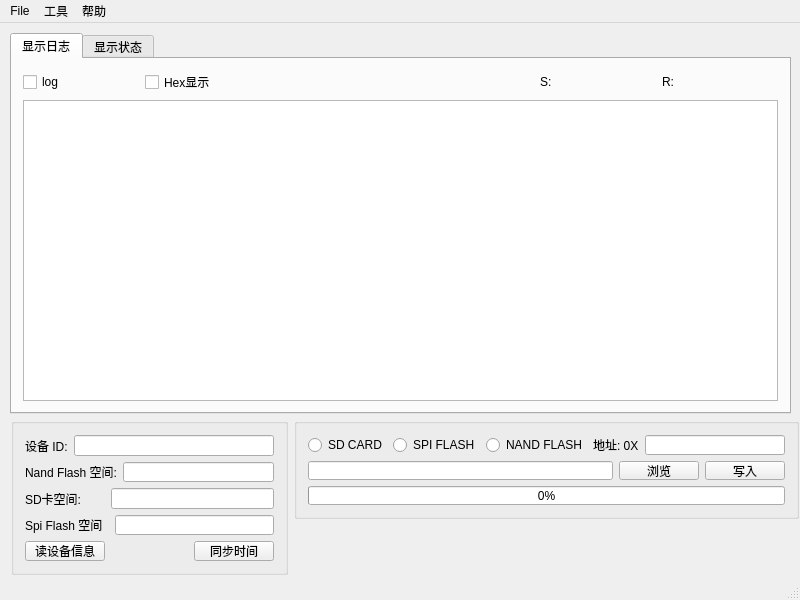
Before: the Qt Designer form mainwindow.ui in zpzyf/DeviceManager, drawn with Qt 5.
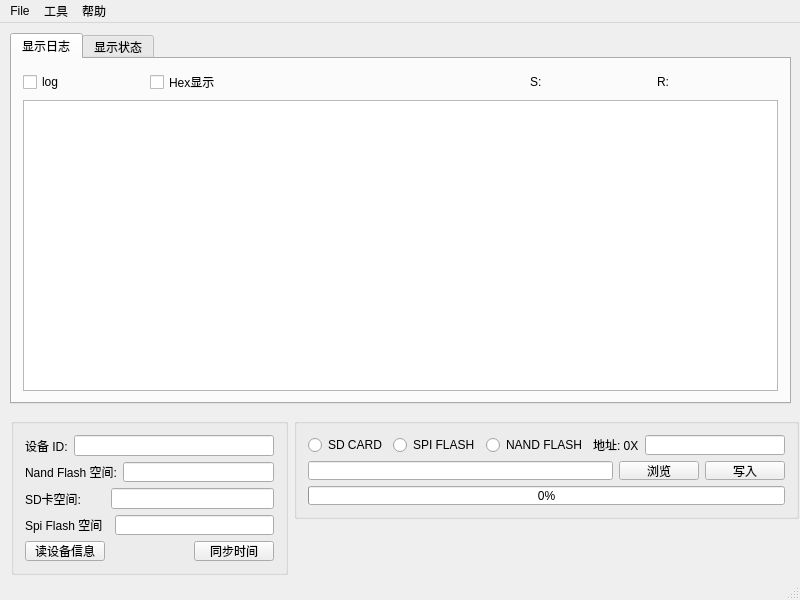
After: the same form once the commit is applied. Icons and pictures are not drawn.

Commit message: 修改大小

```diff
--- a/mainwindow.ui
+++ b/mainwindow.ui
@@ -207,7 +207,7 @@
       <x>10</x>
       <y>10</y>
       <width>781</width>
-      <height>381</height>
+      <height>371</height>
      </rect>
     </property>
     <property name="currentIndex">
@@ -234,13 +234,17 @@
           </property>
          </widget>
         </item>
-        <item>
+       </layout>
+      </item>
+      <item row="0" column="1">
          <widget class="QLabel" name="label_2">
           <property name="text">
-           <string>                                                                                </string>
+         <string/>
           </property>
          </widget>
         </item>
+      <item row="0" column="2">
+       <layout class="QHBoxLayout" name="horizontalLayout_10">
         <item>
          <widget class="QLabel" name="labelSendCnt">
           <property name="text">
@@ -257,7 +261,7 @@
         </item>
        </layout>
       </item>
-      <item row="1" column="0">
+      <item row="1" column="0" colspan="3">
        <widget class="QTextEdit" name="logTextEdit">
         <property name="minimumSize">
          <size>
```
Lines whose indentation alone changed are shown as unchanged.
